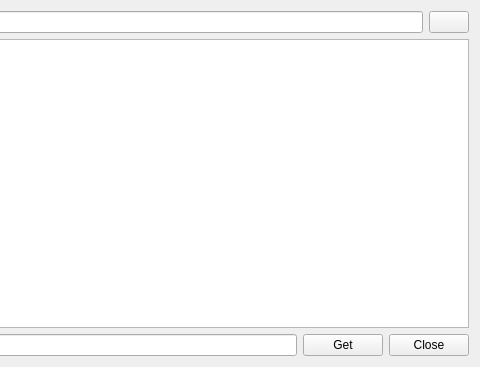
Old version of the form src/bomi/ui/subtitlefinddialog.ui in the repository bylee20/bomi; both pictures show x 266 to 746 and y 0 to 367 of the 746 by 367 pixel window.
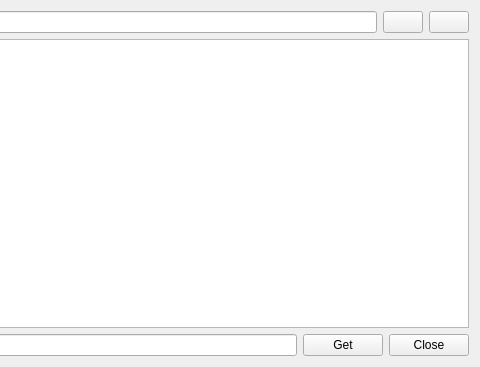
New version of the form.

Commit message: SubtitleFinder: Hide directory from file path

Diff of the .ui file:
```diff
--- a/src/bomi/ui/subtitlefinddialog.ui
+++ b/src/bomi/ui/subtitlefinddialog.ui
@@ -30,6 +30,9 @@
        </property>
       </widget>
      </item>
+     <item>
+      <widget class="QPushButton" name="directory"/>
+     </item>
      <item>
       <widget class="QPushButton" name="state"/>
      </item>
```
Left out of the diff: 2 changed lines with no effect on the pictures. The commit also changes 1 other file.
